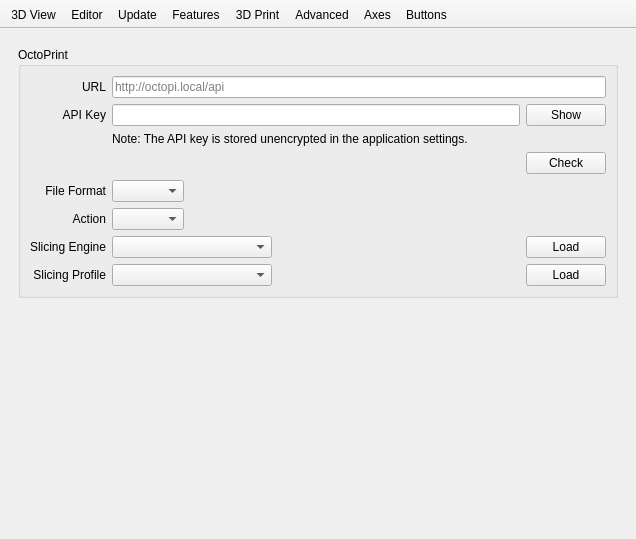
Old version of the form src/gui/Preferences.ui in the repository openscad/openscad.
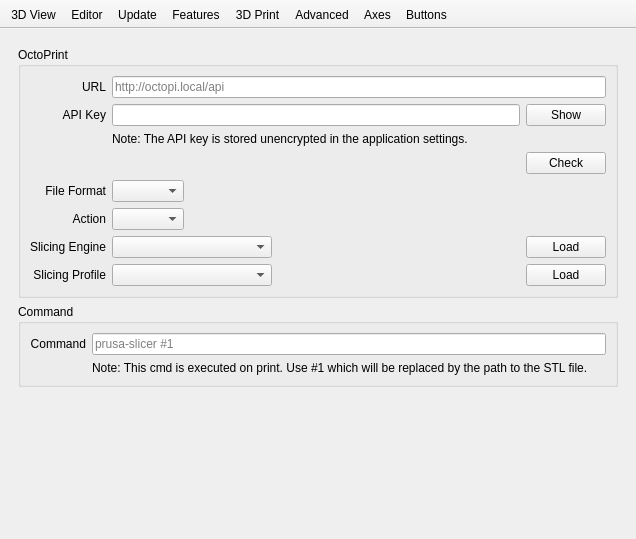
New version of the form. The open tabs and pages were chosen to show the change. Icons and pictures are not drawn. Custom widgets are drawn as their Qt base class.

Commit message: Allow printing by custom command

Diff of the .ui file:
```diff
--- a/src/gui/Preferences.ui
+++ b/src/gui/Preferences.ui
@@ -1580,6 +1580,39 @@
           </layout>
          </widget>
         </item>
+        <item>
+         <widget class="QGroupBox" name="groupBox">
+          <property name="title">
+           <string>Command</string>
+          </property>
+          <layout class="QGridLayout" name="gridLayout_10">
+           <item row="0" column="0">
+            <widget class="QLabel" name="labelCmdPrintCmd">
+             <property name="text">
+              <string>Command</string>
+             </property>
+             <property name="alignment">
+              <set>Qt::AlignRight|Qt::AlignTrailing|Qt::AlignVCenter</set>
+             </property>
+            </widget>
+           </item>
+           <item row="0" column="2">
+            <widget class="QLineEdit" name="lineEditCmdPrintCmd">
+             <property name="placeholderText">
+              <string notr="true">prusa-slicer #1</string>
+             </property>
+            </widget>
+           </item>
+           <item row="1" column="2">
+            <widget class="QLabel" name="labelOctoPrintApiKeyNote">
+             <property name="text">
+              <string>Note: This cmd is executed on print. Use #1 which will be replaced by the path to the STL file.</string>
+             </property>
+            </widget>
+           </item>
+          </layout>
+         </widget>
+        </item>
         <item>
          <spacer name="verticalSpacer3DPrint">
           <property name="orientation">
```
The commit also changes 10 other files.
